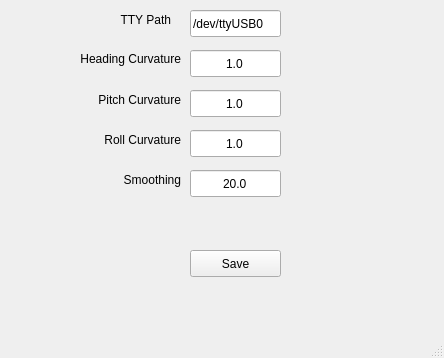
Above: PreferencesPanel.ui from dnbaumgartner/XPilotView before the change. Below: the same form after it.
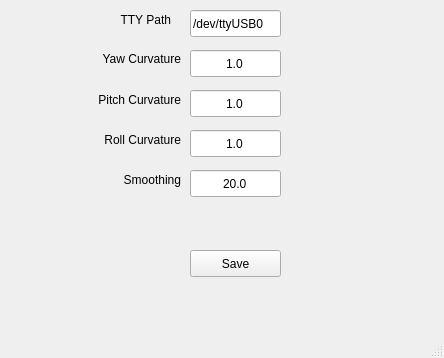
That is the form after the change.

The edit to the form file:
```diff
--- a/PreferencesPanel.ui
+++ b/PreferencesPanel.ui
@@ -45,7 +45,7 @@
      </rect>
     </property>
     <property name="text">
-     <string>Heading Curvature</string>
+     <string>Yaw Curvature</string>
     </property>
     <property name="alignment">
      <set>Qt::AlignRight|Qt::AlignTrailing|Qt::AlignVCenter</set>
```
Left out of the diff: 6 changed lines with no effect on the pictures.
